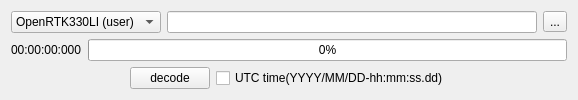
aceinnazhangchen/OpenRtk_Dirver, file OpenRtk_Dirver/DecodeTools.ui: the form before one commit.
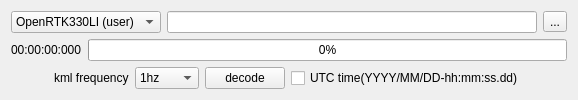
The form after the commit. Icons and pictures are not drawn.

Commit message: Add e2e protocol decode;Can select ins kml output frequency; Decode more message form rtk330la sT message;Split rtcm data by time;

```diff
--- a/OpenRtk_Dirver/DecodeTools.ui
+++ b/OpenRtk_Dirver/DecodeTools.ui
@@ -102,6 +102,32 @@
        </property>
       </spacer>
      </item>
+     <item>
+      <widget class="QLabel" name="label">
+       <property name="text">
+        <string>kml frequency</string>
+       </property>
+      </widget>
+     </item>
+     <item>
+      <widget class="QComboBox" name="frequency_cmb">
+       <item>
+        <property name="text">
+         <string>1hz</string>
+        </property>
+       </item>
+       <item>
+        <property name="text">
+         <string>10hz</string>
+        </property>
+       </item>
+       <item>
+        <property name="text">
+         <string>100hz</string>
+        </property>
+       </item>
+      </widget>
+     </item>
      <item>
       <widget class="QPushButton" name="decode_btn">
        <property name="text">
```
Left out of the diff: 5 changed lines with no effect on the pictures. The commit also changes 17 other files.
